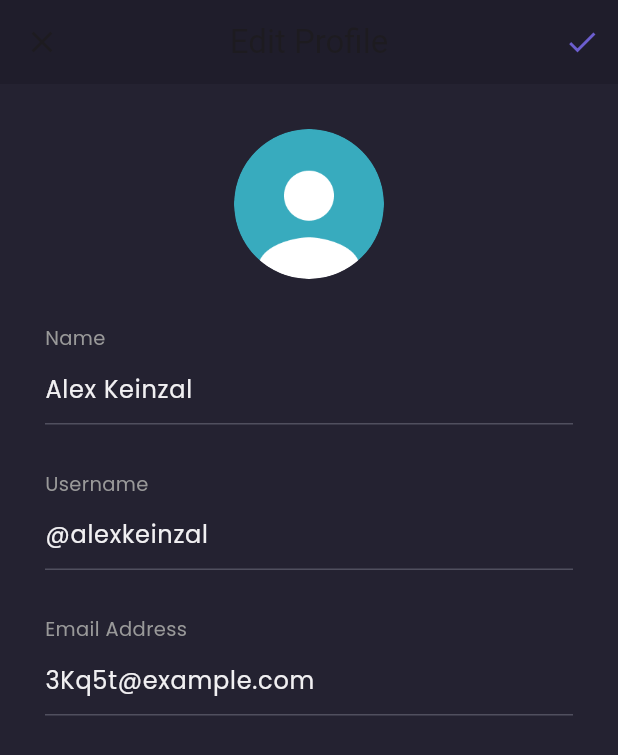
After one commit to yusufmaruf/shamo, a Flutter app: the EditProfilePage screen opened by its route, on a phone screen of 412 x 824 dp. The commit adds this screen. Shown: the top 755 px of the screen. Run offline on Flutter 3.47's test engine with Material 3 defaults, Android fonts, the phone set to English and light mode, and no system bars; our stand-ins replace google_fonts.

Commit message:
profil page done

```diff
--- a/lib/main.dart
+++ b/lib/main.dart
@@ -1,5 +1,6 @@
 import 'package:flutter/material.dart';
 import 'package:shamo/pages/detail_chat_page.dart';
+import 'package:shamo/pages/edit_profile_page.dart';
 import 'package:shamo/pages/home/main_page.dart';
 import 'package:shamo/pages/sign_in_page.dart';
 import 'package:shamo/pages/sign_up_page.dart';
@@ -20,6 +21,7 @@ class MyApp extends StatelessWidget {
         '/sign-up': (context) => SignUpPage(),
         '/home': (context) => MainPage(),
         '/detail-chat': (context) => DetailChatPage(),
+        '/edit-profile': (context) => EditProfilePage(),
       },
     );
   }
--- /dev/null
+++ b/lib/pages/edit_profile_page.dart
@@ -0,0 +1,164 @@
+import 'package:flutter/material.dart';
+import 'package:shamo/theme.dart';
+
+class EditProfilePage extends StatelessWidget {
+  const EditProfilePage({super.key});
+
+  @override
+  Widget build(BuildContext context) {
+    PreferredSizeWidget header() {
+      return AppBar(
+          leading: IconButton(
+            icon: Icon(Icons.close),
+            onPressed: () {
+              Navigator.pop(context);
+            },
+          ),
+          backgroundColor: backgroundColor1,
+          elevation: 0,
+          centerTitle: true,
+          title: Text(
+            'Edit Profile',
+          ),
+          actions: [
+            IconButton(
+              icon: Icon(
+                Icons.check,
+                color: primaryColor,
+              ),
+              onPressed: () {},
+            ),
+          ]);
+    }
+
+    Widget nameInput() {
+      return Container(
+        margin: EdgeInsets.only(
+          top: 30,
+        ),
+        child: Column(
+          crossAxisAlignment: CrossAxisAlignment.start,
+          children: [
+            Text(
+              'Name',
+              style: secondaryTextStyle.copyWith(
+                fontSize: 13,
+              ),
+            ),
+            TextFormField(
+              style: primaryTextStyle,
+              decoration: InputDecoration(
+                hintText: 'Alex Keinzal',
+                hintStyle: primaryTextStyle,
+                enabledBorder: UnderlineInputBorder(
+                  borderSide: BorderSide(
+                    color: subtitleColor,
+                  ),
+                ),
+              ),
+            ),
+          ],
+        ),
+      );
+    }
+
+    Widget usernameInput() {
+      return Container(
+        margin: EdgeInsets.only(
+          top: 30,
+        ),
+        child: Column(
+          crossAxisAlignment: CrossAxisAlignment.start,
+          children: [
+            Text(
+              'Username',
+              style: secondaryTextStyle.copyWith(
+                fontSize: 13,
+              ),
+            ),
+            TextFormField(
+              style: primaryTextStyle,
+              decoration: InputDecoration(
+                hintText: '@alexkeinzal',
+                hintStyle: primaryTextStyle,
+                enabledBorder: UnderlineInputBorder(
+                  borderSide: BorderSide(
+                    color: subtitleColor,
+                  ),
+                ),
+              ),
+            ),
+          ],
+        ),
+      );
+    }
+
+    Widget emailInput() {
+      return Container(
+        margin: EdgeInsets.only(
+          top: 30,
+        ),
+        child: Column(
+          crossAxisAlignment: CrossAxisAlignment.start,
+          children: [
+            Text(
+              'Email Address',
+              style: secondaryTextStyle.copyWith(
+                fontSize: 13,
+              ),
+            ),
+            TextFormField(
+              style: primaryTextStyle,
+              decoration: InputDecoration(
+                hintText: '3Kq5t@example.com',
+                hintStyle: primaryTextStyle,
+                enabledBorder: UnderlineInputBorder(
+                  borderSide: BorderSide(
+                    color: subtitleColor,
+                  ),
+                ),
+              ),
+            ),
+          ],
+        ),
+      );
+    }
+
+    Widget content() {
+      return Container(
+        padding: EdgeInsets.symmetric(
+          horizontal: defaultMargin,
+        ),
+        width: double.infinity,
+        child: Column(
+          crossAxisAlignment: CrossAxisAlignment.center,
+          children: [
+            Container(
+              width: 100,
+              height: 100,
+              margin: EdgeInsets.only(top: defaultMargin),
+              decoration: BoxDecoration(
+                shape: BoxShape.circle,
+                image: DecorationImage(
+                  image: AssetImage(
+                    'assets/image_profile.png',
+                  ),
+                ),
+              ),
+            ),
+            nameInput(),
+            usernameInput(),
+            emailInput(),
+          ],
+        ),
+      );
+    }
+
+    return Scaffold(
+      backgroundColor: backgroundColor3,
+      appBar: header(),
+      body: content(),
+      resizeToAvoidBottomInset: false,
+    );
+  }
+}
--- a/lib/pages/home/profile_page.dart
+++ b/lib/pages/home/profile_page.dart
@@ -46,9 +46,15 @@ class ProfilePage extends StatelessWidget {
                     ],
                   ),
                 ),
-                Image.asset(
-                  'assets/button_exit.png',
-                  width: 20,
+                GestureDetector(
+                  onTap: () {
+                    Navigator.pushNamedAndRemoveUntil(
+                        context, '/sign-in', (route) => false);
+                  },
+                  child: Image.asset(
+                    'assets/button_exit.png',
+                    width: 20,
+                  ),
                 ),
               ],
             ),
@@ -101,7 +107,12 @@ class ProfilePage extends StatelessWidget {
                   fontWeight: semiBold,
                 ),
               ),
-              menuItem('Edit Profile'),
+              GestureDetector(
+                onTap: () {
+                  Navigator.pushNamed(context, '/edit-profile');
+                },
+                child: menuItem('Edit Profile'),
+              ),
               menuItem('Your Orders'),
               menuItem('Help'),
               SizedBox(
```
